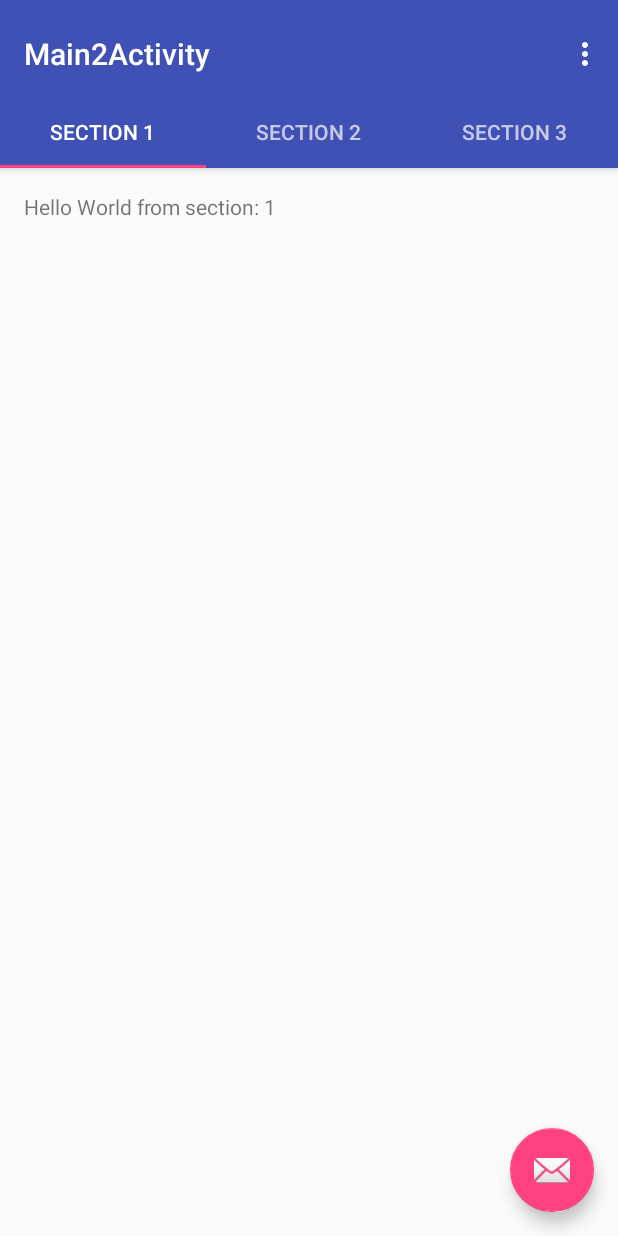
After one commit to androidrian/piggy-bank, an Android app: the Main2Activity screen opened directly, with no data from a screen before it, on a phone screen of 412 x 824 dp. The commit adds this screen. Run offline under Robolectric (Android 15) with nearby library versions, the phone set to English and light mode, and no system bars.

Commit message:
trying to implement a tabbed activity

```diff
--- a/app/src/main/AndroidManifest.xml
+++ b/app/src/main/AndroidManifest.xml
@@ -22,6 +22,10 @@
         <activity
             android:name=".StatsActivity"
             android:label="@string/title_activity_stats"
+            android:theme="@style/AppTheme.NoActionBar" />
+        <activity
+            android:name=".Main2Activity"
+            android:label="@string/title_activity_main2"
             android:theme="@style/AppTheme.NoActionBar"></activity>
     </application>
 
--- /dev/null
+++ b/app/src/main/java/com/example/filipe/piggybank/Main2Activity.java
@@ -0,0 +1,164 @@
+package com.example.filipe.piggybank;
+
+import android.support.design.widget.TabLayout;
+import android.support.design.widget.FloatingActionButton;
+import android.support.design.widget.Snackbar;
+import android.support.v7.app.AppCompatActivity;
+import android.support.v7.widget.Toolbar;
+
+import android.support.v4.app.Fragment;
+import android.support.v4.app.FragmentManager;
+import android.support.v4.app.FragmentPagerAdapter;
+import android.support.v4.view.ViewPager;
+import android.os.Bundle;
+import android.view.LayoutInflater;
+import android.view.Menu;
+import android.view.MenuItem;
+import android.view.View;
+import android.view.ViewGroup;
+
+import android.widget.TextView;
+
+import com.example.filipe.piggybank.R;
+
+public class Main2Activity extends AppCompatActivity {
+
+    /**
+     * The {@link android.support.v4.view.PagerAdapter} that will provide
+     * fragments for each of the sections. We use a
+     * {@link FragmentPagerAdapter} derivative, which will keep every
+     * loaded fragment in memory. If this becomes too memory intensive, it
+     * may be best to switch to a
+     * {@link android.support.v4.app.FragmentStatePagerAdapter}.
+     */
+    private SectionsPagerAdapter mSectionsPagerAdapter;
+
+    /**
+     * The {@link ViewPager} that will host the section contents.
+     */
+    private ViewPager mViewPager;
+
+    @Override
+    protected void onCreate(Bundle savedInstanceState) {
+        super.onCreate(savedInstanceState);
+        setContentView(R.layout.activity_main2);
+
+        Toolbar toolbar = (Toolbar) findViewById(R.id.toolbar);
+        setSupportActionBar(toolbar);
+        // Create the adapter that will return a fragment for each of the three
+        // primary sections of the activity.
+        mSectionsPagerAdapter = new SectionsPagerAdapter(getSupportFragmentManager());
+
+        // Set up the ViewPager with the sections adapter.
+        mViewPager = (ViewPager) findViewById(R.id.container);
+        mViewPager.setAdapter(mSectionsPagerAdapter);
+
+        TabLayout tabLayout = (TabLayout) findViewById(R.id.tabs);
+        tabLayout.setupWithViewPager(mViewPager);
+
+        FloatingActionButton fab = (FloatingActionButton) findViewById(R.id.fab);
+        fab.setOnClickListener(new View.OnClickListener() {
+            @Override
+            public void onClick(View view) {
+                Snackbar.make(view, "Replace with your own action", Snackbar.LENGTH_LONG)
+                        .setAction("Action", null).show();
+            }
+        });
+
+    }
+
+
+    @Override
+    public boolean onCreateOptionsMenu(Menu menu) {
+        // Inflate the menu; this adds items to the action bar if it is present.
+        getMenuInflater().inflate(R.menu.menu_main2, menu);
+        return true;
+    }
+
+    @Override
+    public boolean onOptionsItemSelected(MenuItem item) {
+        // Handle action bar item clicks here. The action bar will
+        // automatically handle clicks on the Home/Up button, so long
+        // as you specify a parent activity in AndroidManifest.xml.
+        int id = item.getItemId();
+
+        //noinspection SimplifiableIfStatement
+        if (id == R.id.action_settings) {
+            return true;
+        }
+
+        return super.onOptionsItemSelected(item);
+    }
+
+    /**
+     * A placeholder fragment containing a simple view.
+     */
+    public static class PlaceholderFragment extends Fragment {
+        /**
+         * The fragment argument representing the section number for this
+         * fragment.
+         */
+        private static final String ARG_SECTION_NUMBER = "section_number";
+
+        public PlaceholderFragment() {
+        }
+
+        /**
+         * Returns a new instance of this fragment for the given section
+         * number.
+         */
+        public static PlaceholderFragment newInstance(int sectionNumber) {
+            PlaceholderFragment fragment = new PlaceholderFragment();
+            Bundle args = new Bundle();
+            args.putInt(ARG_SECTION_NUMBER, sectionNumber);
+            fragment.setArguments(args);
+            return fragment;
+        }
+
+        @Override
+        public View onCreateView(LayoutInflater inflater, ViewGroup container,
+                                 Bundle savedInstanceState) {
+            View rootView = inflater.inflate(R.layout.fragment_main2, container, false);
+            TextView textView = (TextView) rootView.findViewById(R.id.section_label);
+            textView.setText(getString(R.string.section_format, getArguments().getInt(ARG_SECTION_NUMBER)));
+            return rootView;
+        }
+    }
+
+    /**
+     * A {@link FragmentPagerAdapter} that returns a fragment corresponding to
+     * one of the sections/tabs/pages.
+     */
+    public class SectionsPagerAdapter extends FragmentPagerAdapter {
+
+        public SectionsPagerAdapter(FragmentManager fm) {
+            super(fm);
+        }
+
+        @Override
+        public Fragment getItem(int position) {
+            // getItem is called to instantiate the fragment for the given page.
+            // Return a PlaceholderFragment (defined as a static inner class below).
+            return PlaceholderFragment.newInstance(position + 1);
+        }
+
+        @Override
+        public int getCount() {
+            // Show 3 total pages.
+            return 3;
+        }
+
+        @Override
+        public CharSequence getPageTitle(int position) {
+            switch (position) {
+                case 0:
+                    return "SECTION 1";
+                case 1:
+                    return "SECTION 2";
+                case 2:
+                    return "SECTION 3";
+            }
+            return null;
+        }
+    }
+}
--- /dev/null
+++ b/app/src/main/res/layout/activity_main2.xml
@@ -0,0 +1,49 @@
+<?xml version="1.0" encoding="utf-8"?>
+<android.support.design.widget.CoordinatorLayout xmlns:android="http://schemas.android.com/apk/res/android"
+    xmlns:app="http://schemas.android.com/apk/res-auto"
+    xmlns:tools="http://schemas.android.com/tools"
+    android:id="@+id/main_content"
+    android:layout_width="match_parent"
+    android:layout_height="match_parent"
+    android:fitsSystemWindows="true"
+    tools:context="com.example.filipe.piggybank.Main2Activity">
+
+    <android.support.design.widget.AppBarLayout
+        android:id="@+id/appbar"
+        android:layout_width="match_parent"
+        android:layout_height="wrap_content"
+        android:paddingTop="@dimen/appbar_padding_top"
+        android:theme="@style/AppTheme.AppBarOverlay">
+
+        <android.support.v7.widget.Toolbar
+            android:id="@+id/toolbar"
+            android:layout_width="match_parent"
+            android:layout_height="?attr/actionBarSize"
+            android:background="?attr/colorPrimary"
+            app:layout_scrollFlags="scroll|enterAlways"
+            app:popupTheme="@style/AppTheme.PopupOverlay">
+
+        </android.support.v7.widget.Toolbar>
+
+        <android.support.design.widget.TabLayout
+            android:id="@+id/tabs"
+            android:layout_width="match_parent"
+            android:layout_height="wrap_content" />
+
+    </android.support.design.widget.AppBarLayout>
+
+    <android.support.v4.view.ViewPager
+        android:id="@+id/container"
+        android:layout_width="match_parent"
+        android:layout_height="match_parent"
+        app:layout_behavior="@string/appbar_scrolling_view_behavior" />
+
+    <android.support.design.widget.FloatingActionButton
+        android:id="@+id/fab"
+        android:layout_width="wrap_content"
+        android:layout_height="wrap_content"
+        android:layout_gravity="end|bottom"
+        android:layout_margin="@dimen/fab_margin"
+        app:srcCompat="@android:drawable/ic_dialog_email" />
+
+</android.support.design.widget.CoordinatorLayout>
--- /dev/null
+++ b/app/src/main/res/layout/fragment_main2.xml
@@ -0,0 +1,16 @@
+<RelativeLayout xmlns:android="http://schemas.android.com/apk/res/android"
+    xmlns:tools="http://schemas.android.com/tools"
+    android:layout_width="match_parent"
+    android:layout_height="match_parent"
+    android:paddingBottom="@dimen/activity_vertical_margin"
+    android:paddingLeft="@dimen/activity_horizontal_margin"
+    android:paddingRight="@dimen/activity_horizontal_margin"
+    android:paddingTop="@dimen/activity_vertical_margin"
+    tools:context="com.example.filipe.piggybank.Main2Activity$PlaceholderFragment">
+
+    <TextView
+        android:id="@+id/section_label"
+        android:layout_width="wrap_content"
+        android:layout_height="wrap_content" />
+
+</RelativeLayout>
--- /dev/null
+++ b/app/src/main/res/menu/menu_main.xml
@@ -0,0 +1,5 @@
+<?xml version="1.0" encoding="utf-8"?>
+<menu xmlns:android="http://schemas.android.com/apk/res/android">
+      xmlns:app="http://schemas.android.com/apk/res-auto"
+      xmlns:tools="http://schemas.android.com/tools" tools:context=".MainActivity">
+</menu>
--- /dev/null
+++ b/app/src/main/res/menu/menu_main2.xml
@@ -0,0 +1,10 @@
+<menu xmlns:android="http://schemas.android.com/apk/res/android"
+    xmlns:app="http://schemas.android.com/apk/res-auto"
+    xmlns:tools="http://schemas.android.com/tools"
+    tools:context="com.example.filipe.piggybank.Main2Activity">
+    <item
+        android:id="@+id/action_settings"
+        android:orderInCategory="100"
+        android:title="@string/action_settings"
+        app:showAsAction="never" />
+</menu>
--- a/app/src/main/res/values/dimens.xml
+++ b/app/src/main/res/values/dimens.xml
@@ -3,4 +3,5 @@
     <dimen name="activity_horizontal_margin">16dp</dimen>
     <dimen name="activity_vertical_margin">16dp</dimen>
     <dimen name="fab_margin">16dp</dimen>
+    <dimen name="appbar_padding_top">8dp</dimen>
 </resources>
--- a/app/src/main/res/values/strings.xml
+++ b/app/src/main/res/values/strings.xml
@@ -4,4 +4,7 @@
 
     <!-- TODO: Remove or change this placeholder text -->
     <string name="hello_blank_fragment">Hello blank fragment</string>
+    <string name="title_activity_main2">Main2Activity</string>
+    <string name="action_settings">Settings</string>
+    <string name="section_format">Hello World from section: %1$d</string>
 </resources>
```
Also changed, not shown: app/src/main/java/com/example/filipe/piggybank/Fragments/CoinsFragment.java (added, +113 -0 lines), app/src/main/java/com/example/filipe/piggybank/Fragments/NotesFragment.java (added, +110 -0 lines), app/src/main/java/com/example/filipe/piggybank/Fragments/PagerAdapter.java (added, +8 -0 lines), app/src/main/java/com/example/filipe/piggybank/Fragments/StatsFragment.java (added, +110 -0 lines), app/src/main/java/com/example/filipe/piggybank/MainActivity.java (+5 -8 lines), app/src/main/java/com/example/filipe/piggybank/Prediction.java (added, +25 -0 lines), app/src/main/res/layout/activity_main.xml (+23 -3 lines), app/src/main/res/layout/fragment_coins_layout.xml (added, +14 -0 lines), app/src/main/res/layout/fragment_main.xml (added, +16 -0 lines), app/src/main/res/layout/fragment_notes_layout.xml (added, +14 -0 lines), app/src/main/res/layout/fragment_stats_layout.xml (added, +13 -0 lines), 1 other file.
